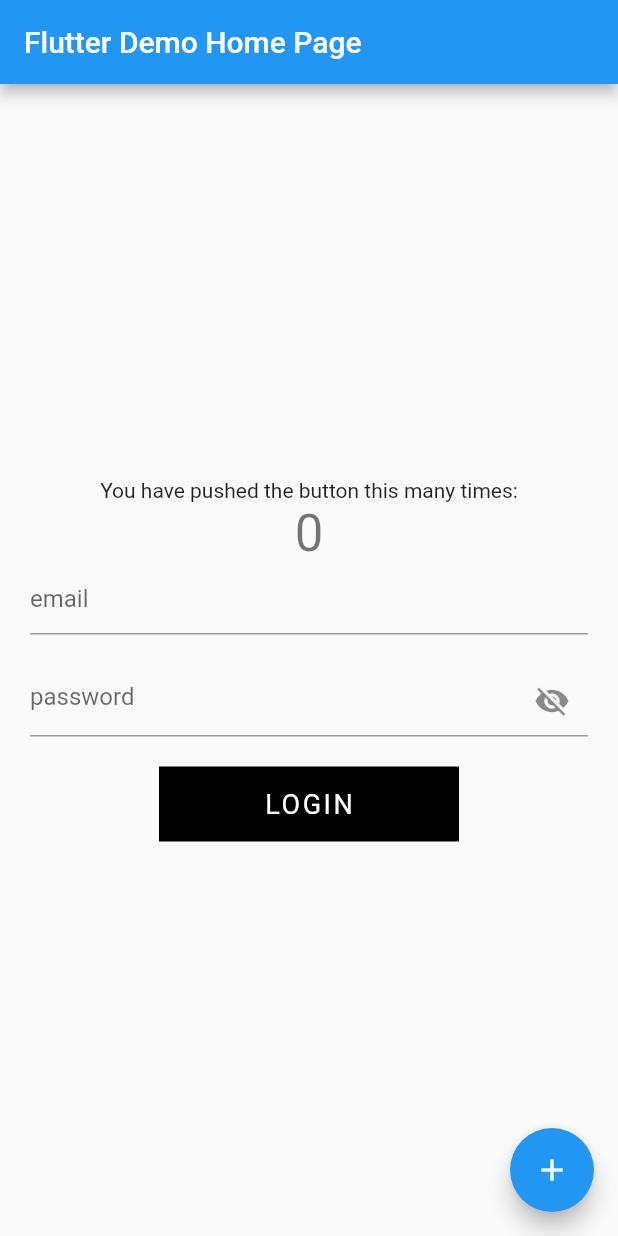
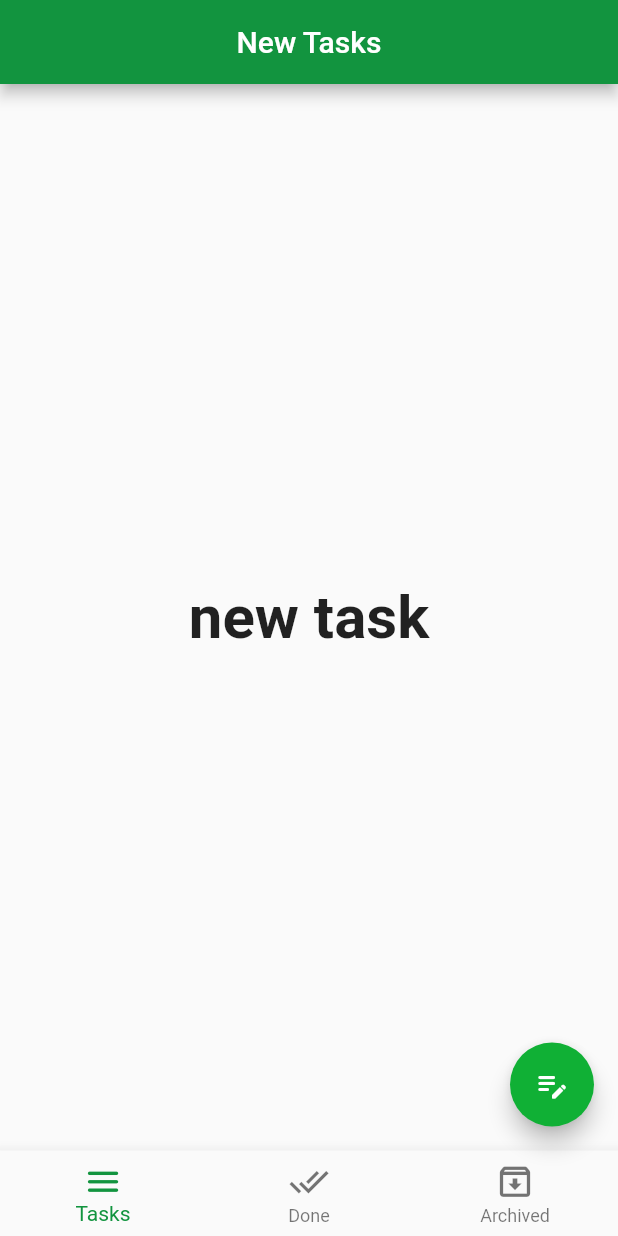
Before and after one commit to shehabTarek0/todo_app, a Flutter app: the screen it shows after launch, on a phone screen of 412 x 824 dp. Run offline on Flutter 3.47's test engine with Material 2 defaults, Android fonts, the phone set to English and light mode, and no system bars; our stand-ins replace sqflite; accounts and stored records are empty.

Commit message:
sqflite 1

```diff
--- /dev/null
+++ b/lib/layout/todo_layout_screen.dart
@@ -0,0 +1,120 @@
+// ignore_for_file: avoid_print
+
+import 'package:flutter/material.dart';
+import 'package:sqflite/sqflite.dart';
+import 'package:todo_app/modules/archived_screen.dart';
+import 'package:todo_app/modules/done_screen.dart';
+import 'package:todo_app/modules/new_task_screen.dart';
+
+class TodoLayoutScreen extends StatefulWidget {
+  const TodoLayoutScreen({super.key});
+
+  @override
+  State<TodoLayoutScreen> createState() => _TodoLayoutScreenState();
+}
+
+class _TodoLayoutScreenState extends State<TodoLayoutScreen> {
+  int currentIndex = 0;
+  var scaffoldKey = GlobalKey<ScaffoldState>();
+  bool isOpen = false;
+  List<Widget> currentScreen = const [
+    NewTaskScreen(),
+    DoneScreen(),
+    ArchivedScreen()
+  ];
+  List<String> title = ['New Tasks', 'Done Tasks', 'Archived tasks'];
+  late Database db;
+  @override
+  void initState() {
+    super.initState();
+    createDatabase();
+  }
+
+  @override
+  Widget build(BuildContext context) {
+    return Scaffold(
+      key: scaffoldKey,
+      appBar: AppBar(
+        centerTitle: true,
+        title: Text(
+          title[currentIndex],
+        ),
+        backgroundColor: const Color.fromARGB(255, 18, 148, 63),
+      ),
+      body: currentScreen[currentIndex],
+      floatingActionButton: FloatingActionButton(
+          onPressed: () {
+            setState(() {
+              isOpen = !isOpen;
+              if (!isOpen) {
+                Navigator.pop(context);
+              } else {
+                scaffoldKey.currentState!.showBottomSheet((context) {
+                  return Container(
+                    width: double.infinity,
+                    height: 180,
+                    color: const Color.fromARGB(255, 43, 109, 90),
+                  );
+                });
+              }
+            });
+          },
+          backgroundColor: const Color.fromARGB(255, 16, 176, 53),
+          child: isOpen
+              ? const Icon(Icons.add)
+              : const Icon(Icons.edit_note_rounded)),
+      bottomNavigationBar: BottomNavigationBar(
+        selectedItemColor: const Color.fromARGB(255, 18, 148, 63),
+        items: const [
+          BottomNavigationBarItem(
+              icon: Icon(Icons.menu_rounded, size: 27), label: 'Tasks'),
+          BottomNavigationBarItem(
+              icon: Icon(Icons.done_all, size: 27), label: 'Done'),
+          BottomNavigationBarItem(
+              icon: Icon(Icons.archive_outlined, size: 27), label: 'Archived'),
+        ],
+        onTap: (index) {
+          setState(() {
+            currentIndex = index;
+          });
+        },
+        currentIndex: currentIndex,
+      ),
+    );
+  }
+
+  void createDatabase() async {
+    // ignore: unused_local_variable
+    db = await openDatabase(
+      'todo.db',
+      version: 1,
+      onCreate: (db, version) {
+        print('database created');
+        db
+            .execute(
+                'CREATE TABLE tasks (id INTEGER PRIMARY KEY,title TEXT,date TEXT,time TEXT,status text)')
+            .then((value) {
+          print('table created');
+        }).catchError((e) {
+          print(e.toString());
+        });
+      },
+      onOpen: (db) {
+        print('database opened');
+      },
+    );
+  }
+
+  void insertToDatabase() {
+    db.transaction((txn) async {
+      await txn
+          .rawInsert(
+              'INSERT INTO tasks (title,date,time,status) VALUES("GYM","15/2","5 pm","new")')
+          .then((value) {
+        print('$value inserted successfully');
+      }).catchError((e) {
+        print(e.toString());
+      });
+    });
+  }
+}
--- a/lib/main.dart
+++ b/lib/main.dart
@@ -1,5 +1,5 @@
 import 'package:flutter/material.dart';
-import 'package:todo_app/shared/components/components.dart';
+import 'package:todo_app/layout/todo_layout_screen.dart';
 
 void main() {
   runApp(const MyApp());
@@ -17,109 +17,7 @@ class MyApp extends StatelessWidget {
       theme: ThemeData(
         primarySwatch: Colors.blue,
       ),
-      home: const MyHomePage(title: 'Flutter Demo Home Page'),
+      home: const TodoLayoutScreen(),
     );
   }
 }
-
-class MyHomePage extends StatefulWidget {
-  const MyHomePage({super.key, required this.title});
-  final String title;
-  @override
-  State<MyHomePage> createState() => _MyHomePageState();
-}
-
-class _MyHomePageState extends State<MyHomePage> {
-  int _counter = 0;
-  var formKey = GlobalKey<FormState>();
-  var email = TextEditingController();
-  var pass = TextEditingController();
-  bool isPass = false;
-
-  void _incrementCounter() {
-    setState(() {
-      _counter++;
-    });
-  }
-
-  @override
-  Widget build(BuildContext context) {
-    return Scaffold(
-      appBar: AppBar(
-        title: Text(widget.title),
-      ),
-      body: Padding(
-        padding: const EdgeInsets.all(20.0),
-        child: Center(
-          child: Form(
-            key: formKey,
-            child: Column(
-              mainAxisAlignment: MainAxisAlignment.center,
-              children: <Widget>[
-                const Text(
-                  'You have pushed the button this many times:',
-                ),
-                Text(
-                  '$_counter',
-                  style: Theme.of(context).textTheme.headline4,
-                ),
-                defaultTextFormField(
-                  controller: email,
-                  inputType: TextInputType.emailAddress,
-                  text: 'email',
-                  validator: (value) {
-                    if (value.toString().isEmpty) {
-                      return 'error';
-                    }
-                    return null;
-                  },
-                ),
-                const SizedBox(
-                  height: 20,
-                ),
-                defaultTextFormField(
-                  controller: pass,
-                  isPassword: isPass,
-                  suffix: isPass
-                      ? const Icon(Icons.visibility)
-                      : const Icon(Icons.visibility_off),
-                  onPressedSuffix: () {
-                    setState(() {
-                      isPass = !isPass;
-                    });
-                  },
-                  inputType: TextInputType.visiblePassword,
-                  text: 'password',
-                  validator: (value) {
-                    if (value.toString().isEmpty) {
-                      return 'error';
-                    }
-                    return null;
-                  },
-                ),
-                const SizedBox(
-                  height: 20,
-                ),
-                defaultButton(
-                  text: 'login',
-                  onPress: (() {
-                    if (formKey.currentState!.validate()) {
-                      print(email.text);
-                    }
-                  }),
-                  width: 200,
-                  backgroundColor: Colors.black,
-                ),
-              ],
-            ),
-          ),
-        ),
-      ),
-      floatingActionButton: FloatingActionButton(
-        onPressed: _incrementCounter,
-        tooltip: 'Increment',
-        child: const Icon(Icons.add),
-      ),
-    );
-  }
-}
--- /dev/null
+++ b/lib/modules/new_task_screen.dart
@@ -0,0 +1,15 @@
+import 'package:flutter/cupertino.dart';
+
+class NewTaskScreen extends StatelessWidget {
+  const NewTaskScreen({super.key});
+
+  @override
+  Widget build(BuildContext context) {
+    return const Center(
+      child: Text(
+        'new task',
+        style: TextStyle(fontSize: 40, fontWeight: FontWeight.bold),
+      ),
+    );
+  }
+}
--- a/pubspec.yaml
+++ b/pubspec.yaml
@@ -31,11 +31,8 @@ environment:
 dependencies:
   flutter:
     sdk: flutter
-
-
-  # The following adds the Cupertino Icons font to your application.
-  # Use with the CupertinoIcons class for iOS style icons.
   cupertino_icons: ^1.0.2
+  sqflite: ^2.1.0
 
 dev_dependencies:
   flutter_test:
```
Also changed, not shown: lib/modules/archived_screen.dart (added, +15 -0 lines), lib/modules/done_screen.dart (added, +15 -0 lines), pubspec.lock, 1 other file.
